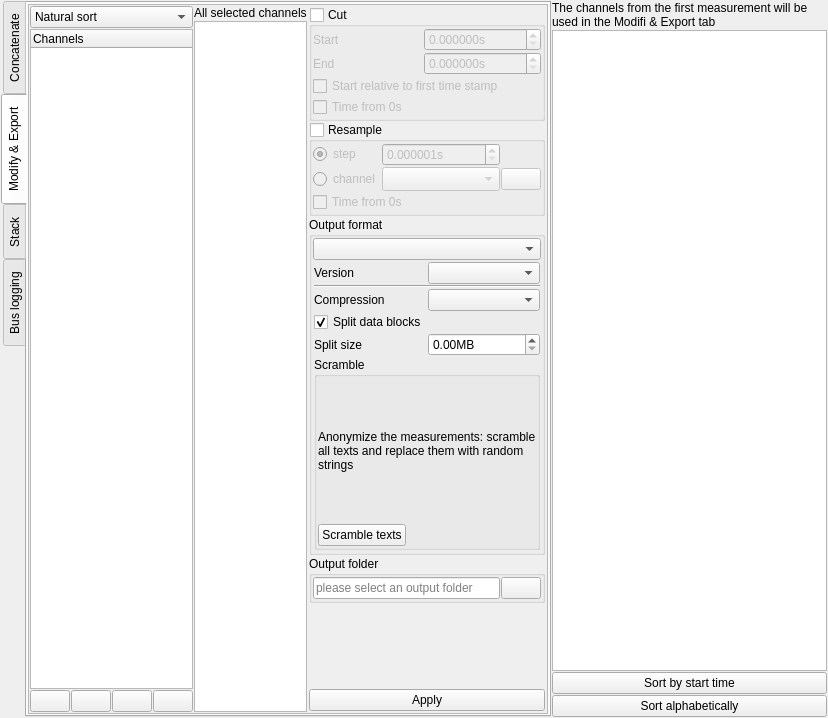
Before: the Qt Designer form src/asammdf/gui/ui/batch_widget.ui in danielhrisca/asammdf, drawn with Qt 5.
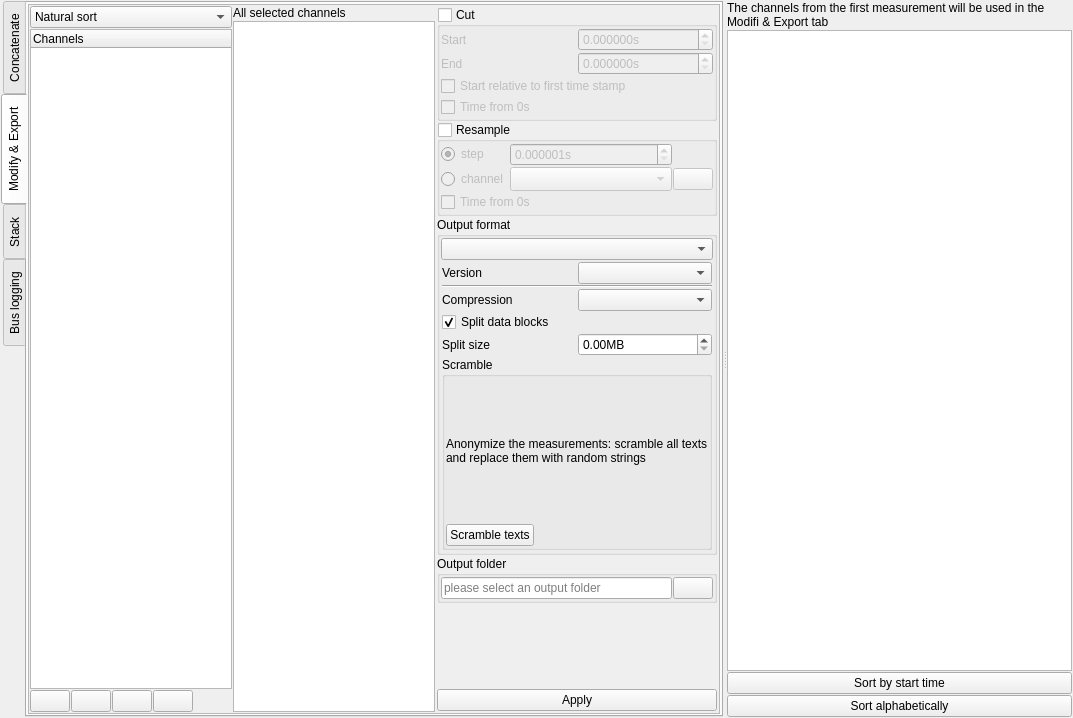
After: the same form once the commit is applied. The open tabs and pages were chosen to show the change. Icons and pictures are not drawn. Custom widgets are drawn as their Qt base class.

Commit message: correctly set the splitter in the batch processing view

Patch:
```diff
--- a/src/asammdf/gui/ui/batch_widget.ui
+++ b/src/asammdf/gui/ui/batch_widget.ui
@@ -6,14 +6,17 @@
    <rect>
     <x>0</x>
     <y>0</y>
-    <width>828</width>
+    <width>1073</width>
     <height>718</height>
    </rect>
   </property>
   <property name="windowTitle">
    <string>Form</string>
   </property>
-  <layout class="QGridLayout" name="gridLayout_9" columnstretch="2,1">
+  <layout class="QVBoxLayout" name="verticalLayout_6">
+   <property name="spacing">
+    <number>1</number>
+   </property>
    <property name="leftMargin">
     <number>1</number>
    </property>
@@ -26,11 +29,11 @@
    <property name="bottomMargin">
     <number>1</number>
    </property>
-   <property name="spacing">
-    <number>1</number>
-   </property>
-   <item row="1" column="0">
+   <item>
     <widget class="QSplitter" name="splitter">
+     <property name="lineWidth">
+      <number>3</number>
+     </property>
      <property name="orientation">
       <enum>Qt::Orientation::Horizontal</enum>
      </property>
@@ -212,7 +215,7 @@
             <rect>
              <x>0</x>
              <y>0</y>
-             <width>517</width>
+             <width>715</width>
              <height>706</height>
             </rect>
            </property>
@@ -1855,9 +1858,7 @@
        </layout>
       </widget>
      </widget>
-    </widget>
-   </item>
-   <item row="1" column="1">
+     <widget class="QWidget" name="">
     <layout class="QVBoxLayout" name="list_layout">
      <property name="spacing">
       <number>1</number>
@@ -1908,6 +1909,8 @@
       </layout>
      </item>
     </layout>
+     </widget>
+    </widget>
    </item>
   </layout>
  </widget>
```
Left out of the diff: 2 changed lines with no effect on the pictures. Lines whose indentation alone changed are shown as unchanged. The commit also changes 1 other file.
